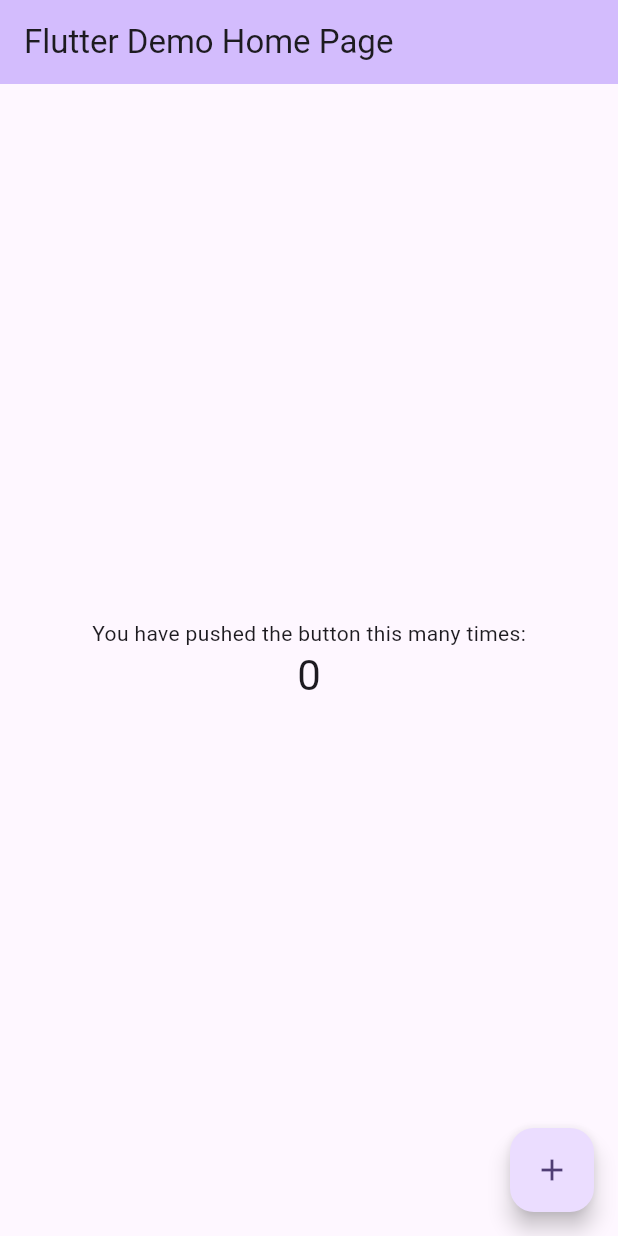
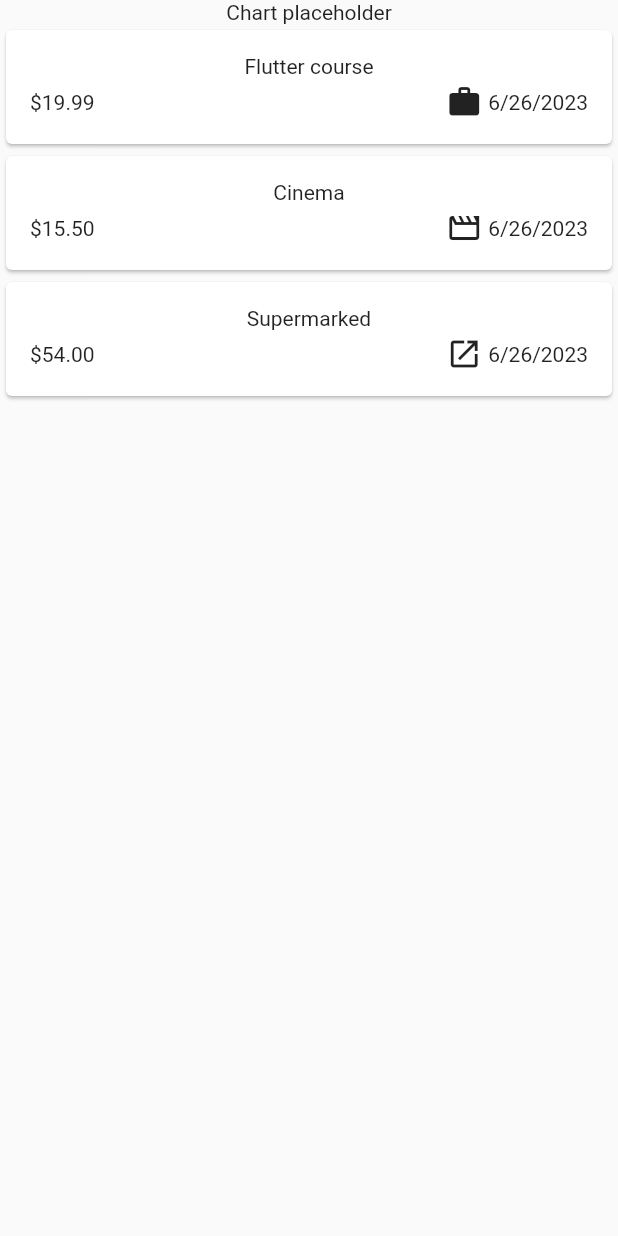
Before and after one commit to elianaferreira/expense_tracker, a Flutter app: the screen it shows after launch, on a phone screen of 412 x 824 dp. Run offline on Flutter 3.47's test engine with Material 2 defaults, Android fonts, the phone set to English and light mode, and no system bars.

Commit message:
first approach to list of dummy expenses

```diff
--- /dev/null
+++ b/lib/components/expense_item.dart
@@ -0,0 +1,35 @@
+import 'package:expense_tracker/constants/dimens.dart';
+import 'package:expense_tracker/models/expense.dart';
+import 'package:flutter/material.dart';
+
+class ExpenseItem extends StatelessWidget {
+  const ExpenseItem({super.key, required this.expense});
+
+  final Expense expense;
+
+  @override
+  Widget build(BuildContext context) {
+    return Card(
+      child: Padding(
+        padding: const EdgeInsets.all(Dimens.padding),
+        child: Column(children: [
+          Text(expense.title),
+          const SizedBox(height: Dimens.space),
+          Row(
+            children: [
+              Text('\$${expense.amount.toStringAsFixed(2)}'),
+              const Spacer(),
+              Row(
+                children: [
+                  Icon(categoryIcons[expense.category]),
+                  const SizedBox(width: Dimens.space),
+                  Text(expense.formatedDate)
+                ],
+              )
+            ],
+          )
+        ]),
+      ),
+    );
+  }
+}
--- /dev/null
+++ b/lib/components/expenses_list.dart
@@ -0,0 +1,15 @@
+import 'package:expense_tracker/components/expense_item.dart';
+import 'package:expense_tracker/models/expense.dart';
+import 'package:flutter/material.dart';
+
+class ExpensesList extends StatelessWidget {
+  const ExpensesList({super.key, required this.expenses});
+
+  final List<Expense> expenses;
+  @override
+  Widget build(BuildContext context) {
+    return ListView.builder(
+        itemCount: expenses.length,
+        itemBuilder: (ctx, index) => ExpenseItem(expense: expenses[index]));
+  }
+}
--- /dev/null
+++ b/lib/constants/dimens.dart
@@ -0,0 +1,4 @@
+class Dimens {
+  static const double padding = 16;
+  static const double space = 4;
+}
--- a/lib/main.dart
+++ b/lib/main.dart
@@ -1,125 +1,8 @@
+import 'package:expense_tracker/screens/expenses.dart';
 import 'package:flutter/material.dart';
 
 void main() {
-  runApp(const MyApp());
+  runApp(const MaterialApp(
+    home: Expenses(),
+  ));
 }
-
-class MyApp extends StatelessWidget {
-  const MyApp({super.key});
-
-  // This widget is the root of your application.
-  @override
-  Widget build(BuildContext context) {
-    return MaterialApp(
-      title: 'Flutter Demo',
-      theme: ThemeData(
-        // This is the theme of your application.
-        //
-        // TRY THIS: Try running your application with "flutter run". You'll see
-        // the application has a blue toolbar. Then, without quitting the app,
-        // try changing the seedColor in the colorScheme below to Colors.green
-        // and then invoke "hot reload" (save your changes or press the "hot
-        // reload" button in a Flutter-supported IDE, or press "r" if you used
-        // the command line to start the app).
-        //
-        // Notice that the counter didn't reset back to zero; the application
-        // state is not lost during the reload. To reset the state, use hot
-        // restart instead.
-        //
-        // This works for code too, not just values: Most code changes can be
-        // tested with just a hot reload.
-        colorScheme: ColorScheme.fromSeed(seedColor: Colors.deepPurple),
-        useMaterial3: true,
-      ),
-      home: const MyHomePage(title: 'Flutter Demo Home Page'),
-    );
-  }
-}
-
-class MyHomePage extends StatefulWidget {
-  const MyHomePage({super.key, required this.title});
-
-  // This widget is the home page of your application. It is stateful, meaning
-  // that it has a State object (defined below) that contains fields that affect
-  // how it looks.
-
-  // This class is the configuration for the state. It holds the values (in this
-  // case the title) provided by the parent (in this case the App widget) and
-  // used by the build method of the State. Fields in a Widget subclass are
-  // always marked "final".
-
-  final String title;
-
-  @override
-  State<MyHomePage> createState() => _MyHomePageState();
-}
-
-class _MyHomePageState extends State<MyHomePage> {
-  int _counter = 0;
-
-  void _incrementCounter() {
-    setState(() {
-      // This call to setState tells the Flutter framework that something has
-      // changed in this State, which causes it to rerun the build method below
-      // so that the display can reflect the updated values. If we changed
-      // _counter without calling setState(), then the build method would not be
-      // called again, and so nothing would appear to happen.
-      _counter++;
-    });
-  }
-
-  @override
-  Widget build(BuildContext context) {
-    // This method is rerun every time setState is called, for instance as done
-    // by the _incrementCounter method above.
-    //
-    // The Flutter framework has been optimized to make rerunning build methods
-    // fast, so that you can just rebuild anything that needs updating rather
-    // than having to individually change instances of widgets.
-    return Scaffold(
-      appBar: AppBar(
-        // TRY THIS: Try changing the color here to a specific color (to
-        // Colors.amber, perhaps?) and trigger a hot reload to see the AppBar
-        // change color while the other colors stay the same.
-        backgroundColor: Theme.of(context).colorScheme.inversePrimary,
-        // Here we take the value from the MyHomePage object that was created by
-        // the App.build method, and use it to set our appbar title.
-        title: Text(widget.title),
-      ),
-      body: Center(
-        // Center is a layout widget. It takes a single child and positions it
-        // in the middle of the parent.
-        child: Column(
-          // Column is also a layout widget. It takes a list of children and
-          // arranges them vertically. By default, it sizes itself to fit its
-          // children horizontally, and tries to be as tall as its parent.
-          //
-          // Column has various properties to control how it sizes itself and
-          // how it positions its children. Here we use mainAxisAlignment to
-          // center the children vertically; the main axis here is the vertical
-          // axis because Columns are vertical (the cross axis would be
-          // horizontal).
-          //
-          // TRY THIS: Invoke "debug painting" (choose the "Toggle Debug Paint"
-          // action in the IDE, or press "p" in the console), to see the
-          // wireframe for each widget.
-          mainAxisAlignment: MainAxisAlignment.center,
-          children: <Widget>[
-            const Text(
-              'You have pushed the button this many times:',
-            ),
-            Text(
-              '$_counter',
-              style: Theme.of(context).textTheme.headlineMedium,
-            ),
-          ],
-        ),
-      ),
-      floatingActionButton: FloatingActionButton(
-        onPressed: _incrementCounter,
-        tooltip: 'Increment',
-        child: const Icon(Icons.add),
-      ), // This trailing comma makes auto-formatting nicer for build methods.
-    );
-  }
-}
--- /dev/null
+++ b/lib/models/expense.dart
@@ -0,0 +1,34 @@
+import 'package:flutter/material.dart';
+import 'package:intl/intl.dart';
+import 'package:uuid/uuid.dart';
+
+const uui = Uuid();
+final formatter = DateFormat.yMd();
+
+enum Category { food, travel, laisure, work }
+
+const categoryIcons = {
+  Category.food: Icons.launch_outlined,
+  Category.travel: Icons.flight_takeoff_outlined,
+  Category.laisure: Icons.movie_outlined,
+  Category.work: Icons.work_outlined
+};
+
+class Expense {
+  Expense(
+      {required this.title,
+      required this.amount,
+      required this.date,
+      required this.category})
+      : id = uui.v4();
+
+  final String id;
+  final String title;
+  final double amount;
+  final DateTime date;
+  final Category category;
+
+  String get formatedDate {
+    return formatter.format(date);
+  }
+}
--- /dev/null
+++ b/lib/screens/expenses.dart
@@ -0,0 +1,46 @@
+import 'package:expense_tracker/components/expenses_list.dart';
+import 'package:expense_tracker/models/expense.dart';
+import 'package:flutter/material.dart';
+
+class Expenses extends StatefulWidget {
+  const Expenses({super.key});
+
+  @override
+  State<Expenses> createState() {
+    return _ExpensesState();
+  }
+}
+
+class _ExpensesState extends State<Expenses> {
+  final List<Expense> _registeredExpenses = [
+    Expense(
+        title: 'Flutter course',
+        amount: 19.99,
+        date: DateTime.now(),
+        category: Category.work),
+    Expense(
+        title: 'Cinema',
+        amount: 15.50,
+        date: DateTime.now(),
+        category: Category.laisure),
+    Expense(
+        title: 'Supermarked',
+        amount: 54.00,
+        date: DateTime.now(),
+        category: Category.food)
+  ];
+
+  @override
+  Widget build(BuildContext context) {
+    return Scaffold(
+      body: Column(
+        children: [
+          const Text('Chart placeholder'),
+          Expanded(
+            child: ExpensesList(expenses: _registeredExpenses),
+          ),
+        ],
+      ),
+    );
+  }
+}
--- a/pubspec.yaml
+++ b/pubspec.yaml
@@ -35,6 +35,8 @@ dependencies:
   # The following adds the Cupertino Icons font to your application.
   # Use with the CupertinoIcons class for iOS style icons.
   cupertino_icons: ^1.0.2
+  uuid: ^3.0.7
+  intl: ^0.18.1
 
 dev_dependencies:
   flutter_test:
```
Also changed, not shown: pubspec.lock.
